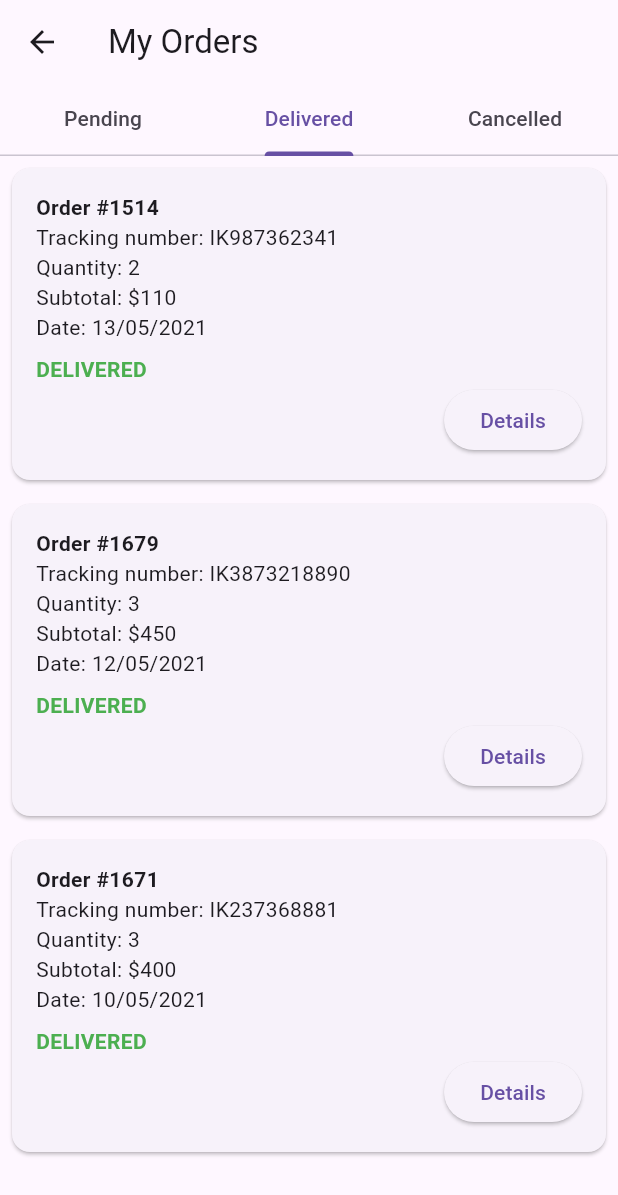
After one commit to theminecr123/project1, a Flutter app: the MyOrdersPage screen opened directly, tab 2 chosen, on a phone screen of 412 x 824 dp. The commit adds this screen. Shown: the top 1195 px of the screen. Run offline on Flutter 3.47's test engine with Material 3 defaults, Android fonts, the phone set to English and light mode, and no system bars; our stand-ins replace flutter_svg, get, get_storage, logger, persistent_bottom_nav_bar, smooth_page_indicator; accounts and stored records are empty; network calls fail.

Commit message:
order-bug

```diff
--- /dev/null
+++ b/lib/controllers/order_controller.dart
@@ -0,0 +1,30 @@
+  import 'package:flutter/material.dart';
+import 'package:get_storage/get_storage.dart';
+import 'package:http/http.dart' as http;
+import 'dart:convert';
+import 'package:get/get.dart';
+import 'package:logger/logger.dart';
+
+class OrderController extends GetxController {
+  final box = GetStorage();
+    Logger logger = new Logger();
+
+  void saveOrder(Map<String, dynamic> orderData) {
+    logger.i(orderData);
+
+    var orders = box.read('pendingOrder');
+    if (orders is! List) {
+      orders = [];
+    }
+
+    // Add new order
+    orders.add({
+      'orderId': DateTime.now().millisecondsSinceEpoch,
+      'date': DateTime.now().toString(),
+      'orderData': orderData,
+    });
+
+    // Write back to GetStorage
+    box.write('pendingOrder', orders);
+  }
+}
--- a/lib/controllers/user_controller.dart
+++ b/lib/controllers/user_controller.dart
@@ -32,7 +32,6 @@ class UserController extends GetxController {
         var result = jsonDecode(response.body);
         var currentUser = User.fromJson(result);
         user.value = currentUser;
-        logger.i(response.body);
       } else {
         logger.e("Failed to fetch user data. Status code: ${response.statusCode}");
       }
--- a/lib/models/user_model.dart
+++ b/lib/models/user_model.dart
@@ -34,7 +34,7 @@ class User {
     String lastName;
     String maidenName;
     int age;
-    Gender gender;
+    String gender;
     String email;
     String phone;
     String username;
@@ -95,7 +95,7 @@ class User {
         lastName: json["lastName"],
         maidenName: json["maidenName"],
         age: json["age"],
-        gender: genderValues.map[json["gender"]]!,
+        gender: json["gender"]!,
         email: json["email"],
         phone: json["phone"],
         username: json["username"],
--- /dev/null
+++ b/lib/ui/my_order_page.dart
@@ -0,0 +1,129 @@
+import 'package:flutter/material.dart';
+import 'package:get_storage/get_storage.dart';
+
+class MyOrdersPage extends StatefulWidget {
+  @override
+  _MyOrdersPageState createState() => _MyOrdersPageState();
+}
+
+class _MyOrdersPageState extends State<MyOrdersPage> with SingleTickerProviderStateMixin {
+  late TabController _tabController;
+  final GetStorage _storage = GetStorage();
+
+
+  @override
+  void initState() {
+    super.initState();
+    _tabController = TabController(length: 3, vsync: this);
+    // Initialize storage if it's empty
+    if (_storage.read('pendingOrders') == null) {
+      _storage.write('pendingOrders', []);
+    }
+  }
+
+List<Map<String, dynamic>> getPendingOrders() {
+  var orders = _storage.read('pendingOrder');
+  if (orders is! List) {
+    orders = []; // Ensure it is a list
+  }
+  return List<Map<String, dynamic>>.from(orders);
+}
+
+
+
+
+
+  @override
+  void dispose() {
+    _tabController.dispose();
+    super.dispose();
+  }
+
+  @override
+  Widget build(BuildContext context) {
+    return Scaffold(
+      appBar: AppBar(
+        title: Text('My Orders'),
+        bottom: TabBar(
+          controller: _tabController,
+          tabs: [
+            Tab(text: 'Pending'),
+            Tab(text: 'Delivered'),
+            Tab(text: 'Cancelled'),
+          ],
+        ),
+      ),
+      body: TabBarView(
+        controller: _tabController,
+        children: [
+          OrdersList(status: 'PENDING', orders: getPendingOrders()),
+          OrdersList(status: 'DELIVERED', orders: [
+            {'id': 1514, 'tracking': 'IK987362341', 'quantity': 2, 'subtotal': 110, 'date': '13/05/2021'},
+            {'id': 1679, 'tracking': 'IK3873218890', 'quantity': 3, 'subtotal': 450, 'date': '12/05/2021'},
+            {'id': 1671, 'tracking': 'IK237368881', 'quantity': 3, 'subtotal': 400, 'date': '10/05/2021'},
+          ]),
+          OrdersList(status: 'CANCELLED', orders: [
+            {'id': 1829, 'tracking': 'IK287368831', 'quantity': 2, 'subtotal': 210, 'date': '10/05/2021'},
+            {'id': 1824, 'tracking': 'IK2882918812', 'quantity': 3, 'subtotal': 120, 'date': '10/05/2021'},
+          ]),
+        ],
+      ),
+
+    );
+  }
+}
+
+class OrdersList extends StatelessWidget {
+  final String status;
+  final List<Map<String, dynamic>> orders;
+
+  OrdersList({required this.status, required this.orders});
+
+  @override
+  Widget build(BuildContext context) {
+    return ListView.builder(
+      itemCount: orders.length,
+      itemBuilder: (context, index) {
+        final order = orders[index];
+        return Card(
+          margin: EdgeInsets.all(8.0),
+          child: Padding(
+            padding: EdgeInsets.all(16.0),
+            child: Column(
+              crossAxisAlignment: CrossAxisAlignment.start,
+              children: [
+                Text('Order #${order['id']}', style: TextStyle(fontWeight: FontWeight.bold)),
+                Text('Tracking number: ${order['tracking']}'),
+                Text('Quantity: ${order['quantity']}'),
+                Text('Subtotal: \$${order['subtotal']}'),
+                Text('Date: ${order['date']}'),
+                SizedBox(height: 8.0),
+                Text(status, style: TextStyle(color: statusColor(status), fontWeight: FontWeight.bold)),
+                Align(
+                  alignment: Alignment.centerRight,
+                  child: ElevatedButton(
+                    onPressed: () {},
+                    child: Text('Details'),
+                  ),
+                ),
+              ],
+            ),
+          ),
+        );
+      },
+    );
+  }
+
+  Color statusColor(String status) {
+    switch (status) {
+      case 'PENDING':
+        return Colors.orange;
+      case 'DELIVERED':
+        return Colors.green;
+      case 'CANCELLED':
+        return Colors.red;
+      default:
+        return Colors.black;
+    }
+  }
+}
```
Also changed, not shown: lib/controllers/cart_controller.dart (+71 -5 lines), lib/ui/detailproduct_page.dart (+5 -5 lines), lib/ui/edit_profile_page.dart (added, +136 -0 lines), lib/ui/payment_page.dart (+11 -1 lines), lib/ui/profile_page.dart (+33 -6 lines).
